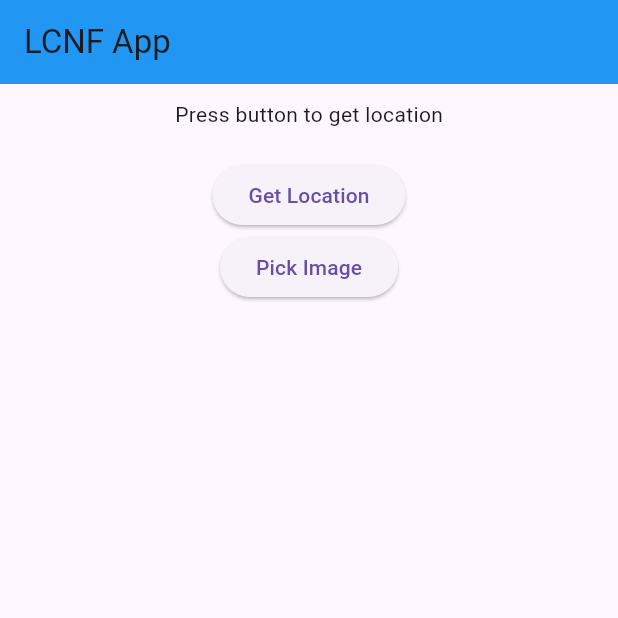
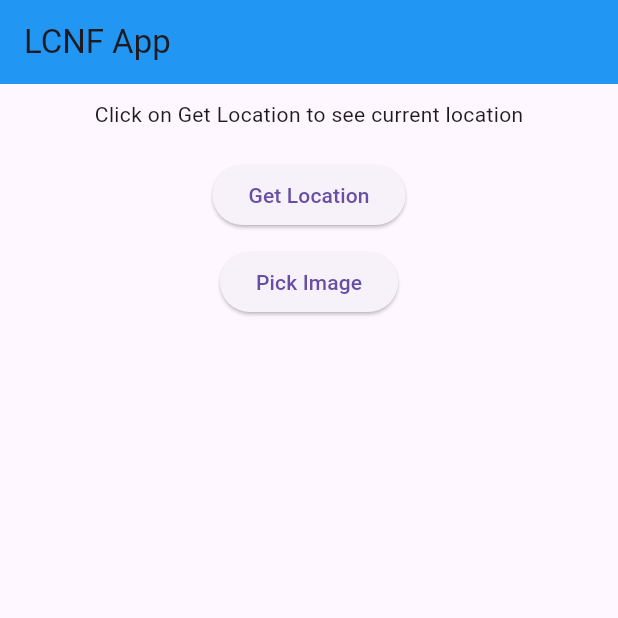
Before and after one commit to ArundhatiChodankar/flutter_location, a Flutter app: the screen it shows after launch, on a phone screen of 412 x 824 dp, the top half of it. Run offline on Flutter 3.47's test engine with Material 3 defaults, Android fonts, the phone set to English and light mode, and no system bars; our stand-ins replace dio, file_picker, geolocator; missing offline and left inert: mime_type; network calls fail.

Commit message:
fix: added ssl urls

```diff
--- a/lib/main.dart
+++ b/lib/main.dart
@@ -30,7 +30,7 @@ class LocationPage extends StatefulWidget {
 }
 
 class _LocationPageState extends State<LocationPage> {
-  String location = 'Press button to get location';
+  String location = 'Click on Get Location to see current location';
   List images = [];
 
   @override
@@ -76,7 +76,7 @@ class _LocationPageState extends State<LocationPage> {
         'name':fileName
       });
       Response response = await dio
-          .post('http://178.128.147.172:3000/flutter/image', data: formData)
+          .post('https://lcnf.online:3000/flutter/image', data: formData)
           .catchError((e) => print(e.response.toString()));
     } catch (e) {
       print('Network error occurred: $e');
@@ -142,7 +142,9 @@ class _LocationPageState extends State<LocationPage> {
               onPressed: _getCurrentLocation,
               child: const Text('Get Location'),
             ),
-            ElevatedButton(
+            Padding(
+              padding: const EdgeInsets.only(top: 10.0),
+              child: ElevatedButton(
                 onPressed: () async {
                   result = await FilePicker.platform.pickFiles(
                       allowMultiple: false,
@@ -157,6 +159,7 @@ class _LocationPageState extends State<LocationPage> {
                     }
                   }
                   }, child: const Text("Pick Image"),
+                ),
               ),
             Expanded(
                 child: GridView.count(
@@ -172,7 +175,7 @@ class _LocationPageState extends State<LocationPage> {
                         margin: EdgeInsets.all(8),
                         decoration: BoxDecoration(border: Border.all(color: Colors.black),),
                         // child: Image.network('https://picsum.photos/250?image=9'),
-                        child: Image.network('${APIService.instance.baseUrl}/${value["url"]}'),
+                        child: Image.network('${APIService.instance.baseUrl}/${value["url"].replaceAll("files", "images")}'),
 
                       );
                     }).toList(),
--- a/lib/service.dart
+++ b/lib/service.dart
@@ -11,10 +11,10 @@ class APIService {
   String get baseUrl {
 
     if (kDebugMode) {
-      return 'http://178.128.147.172:3000';
+      return 'https://lcnf.online:3000';
     }
 
-    return 'http://178.128.147.172:3000';
+    return 'https://lcnf.online:3000';
   }
 
   Future<Response> request(
```
